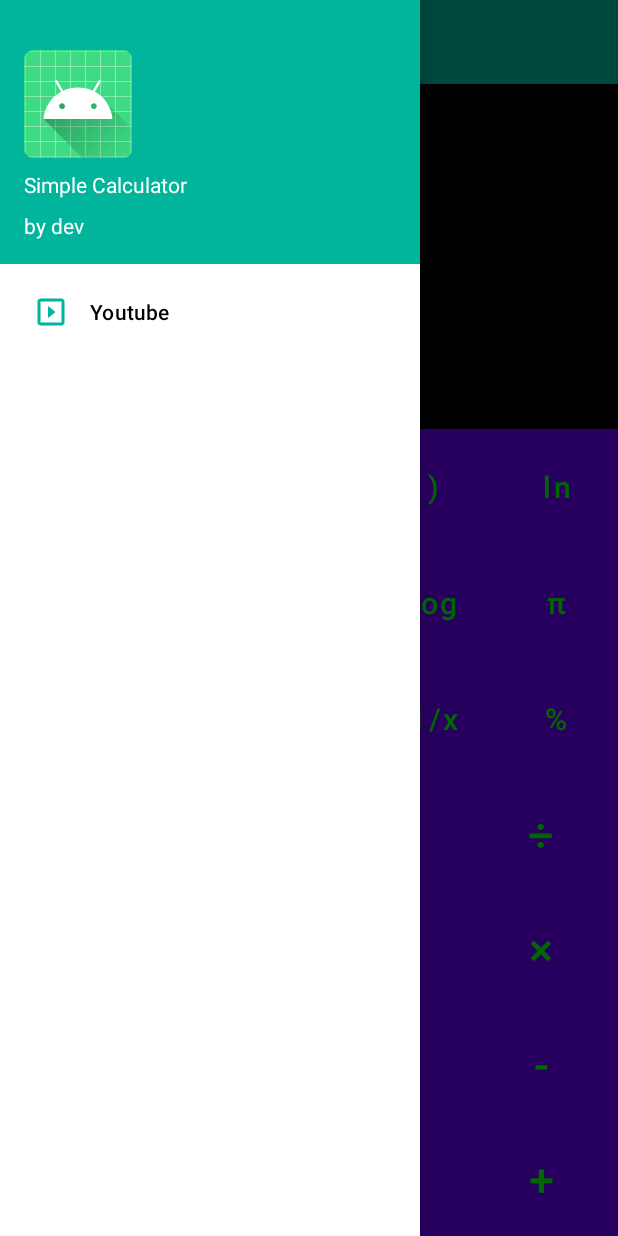
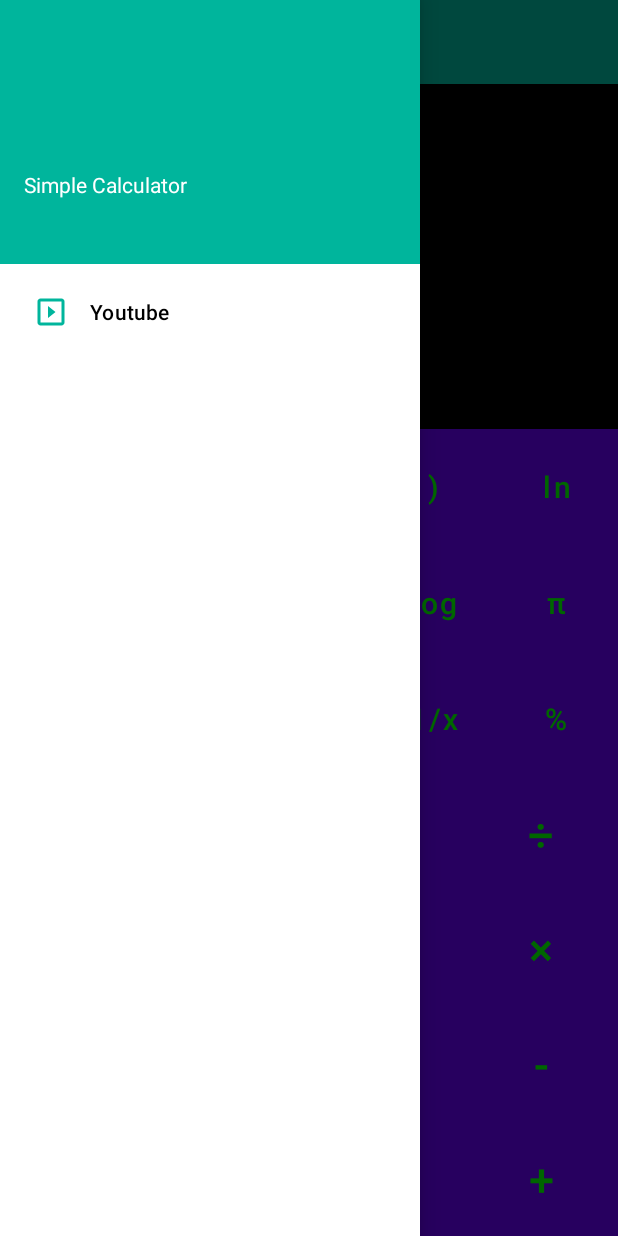
Before and after one commit to ibnulhayat/SimpleCalculator, an Android app: the screen it shows after launch (MainActivity), with the side drawer open, on a phone screen of 412 x 824 dp. Run offline under Robolectric (Android 15) with nearby library versions, the phone set to English and light mode, and no system bars.

```diff
--- a/app/src/main/res/layout/nav_header.xml
+++ b/app/src/main/res/layout/nav_header.xml
@@ -8,13 +8,6 @@
     android:padding="16dp"
     android:gravity="bottom">
 
-    <ImageView
-        android:textColor="@color/white"
-        android:src="@mipmap/ic_launcher"
-        android:layout_width="wrap_content"
-        android:layout_height="wrap_content">
-
-    </ImageView>
     <TextView
         android:text="Simple Calculator"
         android:textColor="@color/white"
@@ -24,7 +17,7 @@
 
     </TextView>
     <TextView
-        android:text="by dev"
+        android:text=""
         android:textColor="@color/white"
         android:paddingTop="8dp"
         android:layout_width="wrap_content"
```
Also changed, not shown: app/src/main/java/com/getrentbd/newcaluletor/MainActivity.java (+60 -16 lines).
